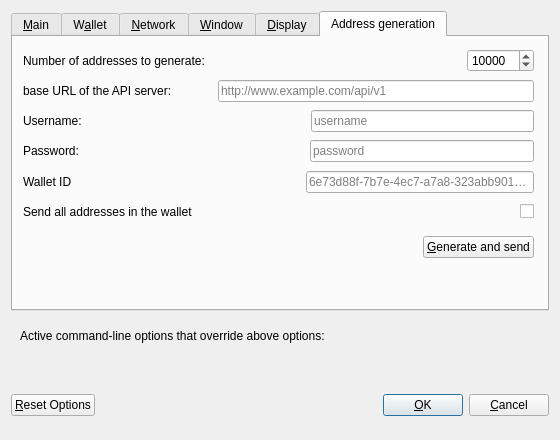
This is src/qt/forms/optionsdialog.ui in evobits/bitcoin as Qt 5 draws it before an edit. The edited form follows.
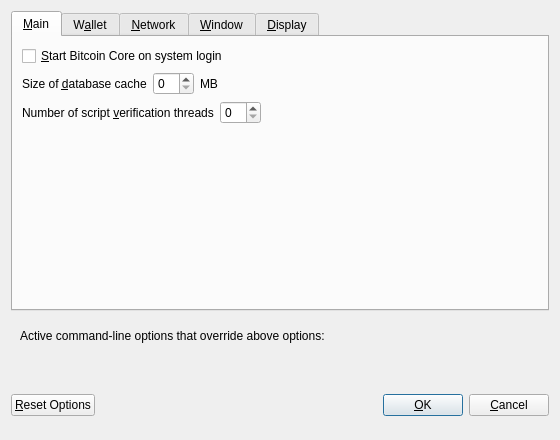
This is the edited form. The open tabs and pages were chosen to show the change. Custom widgets are drawn as their Qt base class.

Commit message: Move the address generation and API usage code to a page on the main window

Patch:
```diff
--- a/src/qt/forms/optionsdialog.ui
+++ b/src/qt/forms/optionsdialog.ui
@@ -631,307 +631,6 @@
        </item>
       </layout>
      </widget>
-     <widget class="QWidget" name="tabAddrGen">
-      <attribute name="title">
-       <string>Address generation</string>
-      </attribute>
-      <widget class="QWidget" name="horizontalLayoutWidget">
-       <property name="geometry">
-        <rect>
-         <x>10</x>
-         <y>9</y>
-         <width>511</width>
-         <height>30</height>
-        </rect>
-       </property>
-       <layout class="QHBoxLayout" name="horizontalLayout">
-        <item>
-         <widget class="QLabel" name="label">
-          <property name="text">
-           <string>Number of addresses to generate:</string>
-          </property>
-         </widget>
-        </item>
-        <item>
-         <spacer name="horizontalSpacer_3">
-          <property name="orientation">
-           <enum>Qt::Horizontal</enum>
-          </property>
-          <property name="sizeHint" stdset="0">
-           <size>
-            <width>40</width>
-            <height>20</height>
-           </size>
-          </property>
-         </spacer>
-        </item>
-        <item>
-         <widget class="QSpinBox" name="sbNumAddresses">
-          <property name="suffix">
-           <string/>
-          </property>
-          <property name="minimum">
-           <number>1</number>
-          </property>
-          <property name="maximum">
-           <number>100000</number>
-          </property>
-          <property name="value">
-           <number>10000</number>
-          </property>
-         </widget>
-        </item>
-       </layout>
-      </widget>
-      <widget class="QWidget" name="horizontalLayoutWidget_2">
-       <property name="geometry">
-        <rect>
-         <x>10</x>
-         <y>39</y>
-         <width>511</width>
-         <height>30</height>
-        </rect>
-       </property>
-       <layout class="QHBoxLayout" name="horizontalLayout_2">
-        <item>
-         <widget class="QLabel" name="label_2">
-          <property name="text">
-           <string>base URL of the API server:</string>
-          </property>
-         </widget>
-        </item>
-        <item>
-         <spacer name="horizontalSpacer_6">
-          <property name="orientation">
-           <enum>Qt::Horizontal</enum>
-          </property>
-          <property name="sizeType">
-           <enum>QSizePolicy::Maximum</enum>
-          </property>
-          <property name="sizeHint" stdset="0">
-           <size>
-            <width>40</width>
-            <height>20</height>
-           </size>
-          </property>
-         </spacer>
-        </item>
-        <item>
-         <widget class="QLineEdit" name="leUrl">
-          <property name="text">
-           <string/>
-          </property>
-          <property name="placeholderText">
-           <string>http://www.example.com/api/v1</string>
-          </property>
-         </widget>
-        </item>
-       </layout>
-      </widget>
-      <widget class="QWidget" name="horizontalLayoutWidget_4">
-       <property name="geometry">
-        <rect>
-         <x>10</x>
-         <y>69</y>
-         <width>511</width>
-         <height>30</height>
-        </rect>
-       </property>
-       <layout class="QHBoxLayout" name="horizontalLayout_4">
-        <item>
-         <widget class="QLabel" name="label_3">
-          <property name="text">
-           <string>Username:</string>
-          </property>
-         </widget>
-        </item>
-        <item>
-         <spacer name="horizontalSpacer_4">
-          <property name="orientation">
-           <enum>Qt::Horizontal</enum>
-          </property>
-          <property name="sizeHint" stdset="0">
-           <size>
-            <width>40</width>
-            <height>20</height>
-           </size>
-          </property>
-         </spacer>
-        </item>
-        <item>
-         <widget class="QLineEdit" name="leUsername">
-          <property name="text">
-           <string/>
-          </property>
-          <property name="placeholderText">
-           <string>username</string>
-          </property>
-         </widget>
-        </item>
-       </layout>
-      </widget>
-      <widget class="QWidget" name="horizontalLayoutWidget_5">
-       <property name="geometry">
-        <rect>
-         <x>10</x>
-         <y>99</y>
-         <width>511</width>
-         <height>30</height>
-        </rect>
-       </property>
-       <layout class="QHBoxLayout" name="horizontalLayout_5">
-        <item>
-         <widget class="QLabel" name="label_4">
-          <property name="text">
-           <string>Password:</string>
-          </property>
-         </widget>
-        </item>
-        <item>
-         <spacer name="horizontalSpacer_5">
-          <property name="orientation">
-           <enum>Qt::Horizontal</enum>
-          </property>
-          <property name="sizeHint" stdset="0">
-           <size>
-            <width>40</width>
-            <height>20</height>
-           </size>
-          </property>
-         </spacer>
-        </item>
-        <item>
-         <widget class="QLineEdit" name="lePassword">
-          <property name="text">
-           <string/>
-          </property>
-          <property name="echoMode">
-           <enum>QLineEdit::PasswordEchoOnEdit</enum>
-          </property>
-          <property name="placeholderText">
-           <string>password</string>
-          </property>
-         </widget>
-        </item>
-       </layout>
-      </widget>
-      <widget class="QWidget" name="horizontalLayoutWidget_6">
-       <property name="geometry">
-        <rect>
-         <x>10</x>
-         <y>130</y>
-         <width>511</width>
-         <height>30</height>
-        </rect>
-       </property>
-       <layout class="QHBoxLayout" name="horizontalLayout_6">
-        <item>
-         <widget class="QLabel" name="label_5">
-          <property name="text">
-           <string>Wallet ID</string>
-          </property>
-         </widget>
-        </item>
-        <item>
-         <spacer name="horizontalSpacer_7">
-          <property name="orientation">
-           <enum>Qt::Horizontal</enum>
-          </property>
-          <property name="sizeHint" stdset="0">
-           <size>
-            <width>40</width>
-            <height>20</height>
-           </size>
-          </property>
-         </spacer>
-        </item>
-        <item>
-         <widget class="QLineEdit" name="leWalletId">
-          <property name="text">
-           <string/>
-          </property>
-          <property name="echoMode">
-           <enum>QLineEdit::Normal</enum>
-          </property>
-          <property name="placeholderText">
-           <string>6e73d88f-7b7e-4ec7-a7a8-323abb901c4d  </string>
-          </property>
-         </widget>
-        </item>
-       </layout>
-      </widget>
-      <widget class="QWidget" name="horizontalLayoutWidget_7">
-       <property name="geometry">
-        <rect>
-         <x>10</x>
-         <y>160</y>
-         <width>511</width>
-         <height>30</height>
-        </rect>
-       </property>
-       <layout class="QHBoxLayout" name="horizontalLayout_7">
-        <item>
-         <widget class="QLabel" name="label_6">
-          <property name="text">
-           <string>Send all addresses in the wallet</string>
-          </property>
-         </widget>
-        </item>
-        <item>
-         <spacer name="horizontalSpacer_8">
-          <property name="orientation">
-           <enum>Qt::Horizontal</enum>
-          </property>
-          <property name="sizeHint" stdset="0">
-           <size>
-            <width>40</width>
-            <height>20</height>
-           </size>
-          </property>
-         </spacer>
-        </item>
-        <item>
-         <widget class="QCheckBox" name="cbSendAll">
-          <property name="text">
-           <string/>
-          </property>
-         </widget>
-        </item>
-       </layout>
-      </widget>
-      <widget class="QWidget" name="horizontalLayoutWidget_3">
-       <property name="geometry">
-        <rect>
-         <x>10</x>
-         <y>190</y>
-         <width>511</width>
-         <height>40</height>
-        </rect>
-       </property>
-       <layout class="QHBoxLayout" name="horizontalLayout_3">
-        <item>
-         <spacer name="horizontalSpacer">
-          <property name="orientation">
-           <enum>Qt::Horizontal</enum>
-          </property>
-          <property name="sizeHint" stdset="0">
-           <size>
-            <width>40</width>
-            <height>20</height>
-           </size>
-          </property>
-         </spacer>
-        </item>
-        <item>
-         <widget class="QPushButton" name="generateAndSendButton">
-          <property name="text">
-           <string>&amp;Generate and send</string>
-          </property>
-         </widget>
-        </item>
-       </layout>
-      </widget>
-     </widget>
     </widget>
    </item>
    <item>
```
The commit also changes 15 other files.
